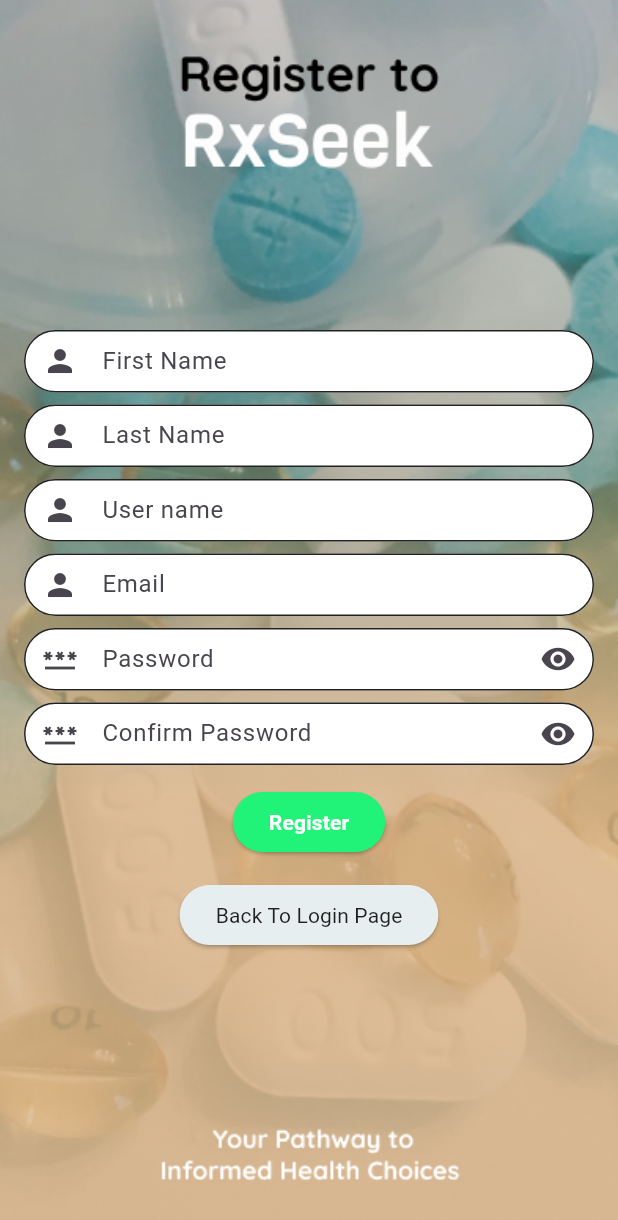
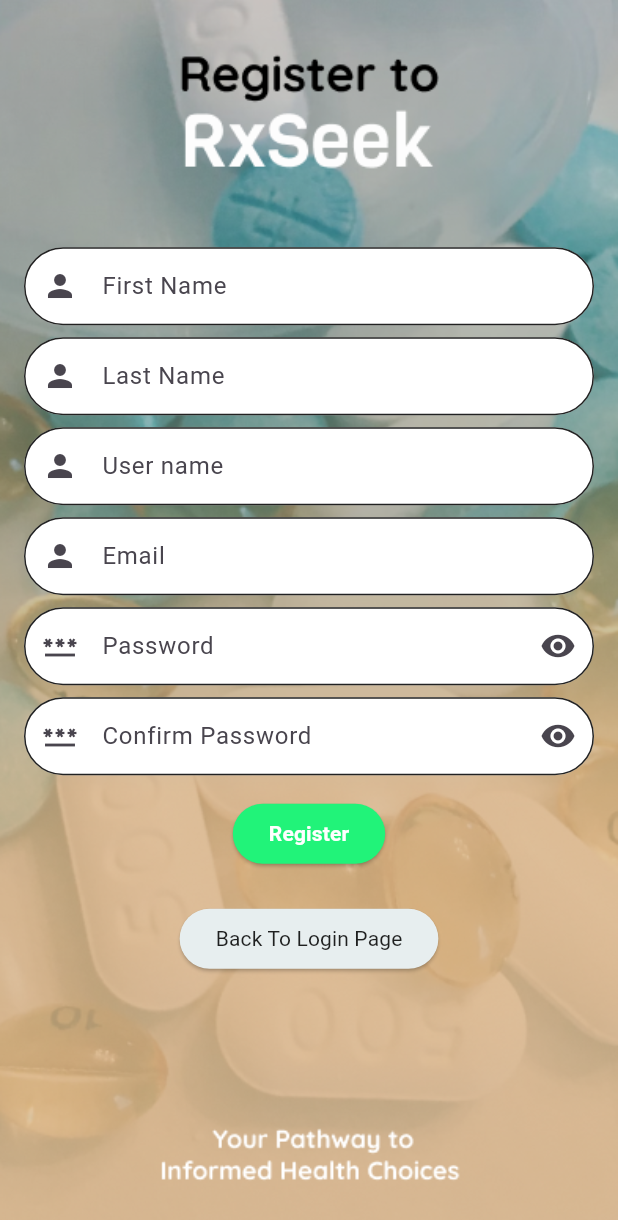
Before and after one commit to Krt-dev/RxSeek_mobile_app_v1, a Flutter app: the screen it shows after launch, after a tap on "No account? Register", on a phone screen of 412 x 824 dp. Shown: the top 1220 px of the screen. Run offline on Flutter 3.47's test engine with Material 3 defaults, Android fonts, the phone set to English and light mode, and no system bars; our stand-ins replace cloud_firestore, firebase_auth, firebase_core, firebase_storage, flutter_slidable, flutter_spinkit and 7 more; missing offline and left inert: dart:ffi, sliding_up_panel2; accounts and stored records are empty.

Commit message:
QOL 5.0
run flutter pub get

```diff
--- a/rxseek_v1/lib/src/screens/auth/login.screen.dart
+++ b/rxseek_v1/lib/src/screens/auth/login.screen.dart
@@ -45,27 +45,32 @@ class _LoginScreenState extends State<LoginScreen> {
   @override
   Widget build(BuildContext context) {
     return Scaffold(
-      resizeToAvoidBottomInset: false,
+      resizeToAvoidBottomInset: true,
       body: SafeArea(
         child: Container(
           decoration: const BoxDecoration(
               image: DecorationImage(
                   image: AssetImage("assets/images/Login_screen.png"),
                   fit: BoxFit.cover)),
-          padding: const EdgeInsets.only(top: 300, left: 16, right: 16),
+          //padding: const EdgeInsets.only(top: 300, left: 16, right: 16),
           child: Form(
             key: formKey,
             child: Column(
               crossAxisAlignment: CrossAxisAlignment.stretch,
               mainAxisSize: MainAxisSize.max,
               children: [
+                Flexible(
+                  flex: 2,
+                  child: Container(),
+                ),
                 Expanded(
+                  flex: 3,
                   child: SingleChildScrollView(
+                    padding: const EdgeInsets.symmetric(horizontal: 16),
                     child: Column(
                       mainAxisSize: MainAxisSize.max,
                       children: [
-                        SafeArea(
-                          child: Container(
+                        Container(
                           padding: const EdgeInsets.only(top: 190),
                           child: TextFormField(
                             decoration: decoration.copyWith(
@@ -88,8 +93,7 @@ class _LoginScreenState extends State<LoginScreen> {
                             focusNode: usernameFn,
                             controller: username,
                             style: const TextStyle(
-                                fontFamily:
-                                    'Quicksand', // Set custom font family
+                              fontFamily: 'Quicksand', // Set custom font family
                               fontSize: 19, // Adjust font size as desired
                               fontWeight:
                                   FontWeight.normal, // Use regular weight
@@ -103,7 +107,6 @@ class _LoginScreenState extends State<LoginScreen> {
                               EmailValidator(
                                   errorText: "Please select a valid email"),
                             ]).call,
-                            ),
                           ),
                         ),
                         const SizedBox(
--- a/rxseek_v1/lib/src/screens/auth/registration.screen.dart
+++ b/rxseek_v1/lib/src/screens/auth/registration.screen.dart
@@ -70,33 +70,39 @@ class _RegistrationScreenState extends State<RegistrationScreen> {
   @override
   Widget build(BuildContext context) {
     return Scaffold(
-      resizeToAvoidBottomInset: false,
+      // Remove resizeToAvoidBottomInset: false
       body: Stack(
         children: [
-          // Positioned.fill(
-          //   child: Image.asset(
-          //     'assets/images/tictacBG.png',
-          //     fit: BoxFit.cover,
-          //   ),
-          // ),
           SafeArea(
             child: Container(
               decoration: const BoxDecoration(
                 image: DecorationImage(
                   image: AssetImage("assets/images/signup screen.png"),
-                      fit: BoxFit.cover)),
-              padding: const EdgeInsets.only(top: 220, left: 16, right: 16),
-              alignment: Alignment.center,
+                  fit: BoxFit.cover,
+                ),
+              ),
+              child: Column(
+                children: [
+                  // Flexible space at top that can shrink when keyboard appears
+                  Flexible(
+                    flex: 1,
+                    child: Container(),
+                  ),
+                  // Form in a scrollable container
+                  Expanded(
+                    flex: 4,
+                    child: SingleChildScrollView(
+                      padding: const EdgeInsets.symmetric(horizontal: 16),
                       child: Form(
                         key: formKey,
                         child: Column(
                           mainAxisSize: MainAxisSize.min,
                           children: [
-                    Flexible(
-                      child: TextFormField(
+                            TextFormField(
                               decoration: decoration.copyWith(
                                 labelText: "First Name",
-                            prefixIcon: const Icon(Icons.person)),
+                                prefixIcon: const Icon(Icons.person),
+                              ),
                               focusNode: nameFn,
                               controller: name,
                               onEditingComplete: () {
@@ -106,15 +112,12 @@ class _RegistrationScreenState extends State<RegistrationScreen> {
                                 RequiredValidator(
                                     errorText: 'Please fill out the Name'),
                                 MaxLengthValidator(32,
-                              errorText: "Name cannot exceed 32 characters"),
+                                    errorText:
+                                        "Name cannot exceed 32 characters"),
                               ]).call,
                             ),
-                    ),
-                    const SizedBox(
-                      height: 8,
-                    ),
-                    Flexible(
-                      child: TextFormField(
+                            const SizedBox(height: 8),
+                            TextFormField(
                               decoration: decoration.copyWith(
                                   labelText: "Last Name",
                                   prefixIcon: const Icon(Icons.person)),
@@ -131,12 +134,8 @@ class _RegistrationScreenState extends State<RegistrationScreen> {
                                         "Last name cannot exceed 32 characters"),
                               ]).call,
                             ),
-                    ),
-                    const SizedBox(
-                      height: 8,
-                    ),
-                    Flexible(
-                      child: TextFormField(
+                            const SizedBox(height: 8),
+                            TextFormField(
                               decoration: decoration.copyWith(
                                   labelText: "User name",
                                   prefixIcon: const Icon(Icons.person)),
@@ -153,12 +152,8 @@ class _RegistrationScreenState extends State<RegistrationScreen> {
                                         "Username cannot exceed 32 characters"),
                               ]).call,
                             ),
-                    ),
-                    const SizedBox(
-                      height: 8,
-                    ),
-                    Flexible(
-                      child: TextFormField(
+                            const SizedBox(height: 8),
+                            TextFormField(
                               decoration: decoration.copyWith(
                                   labelText: "Email",
                                   prefixIcon: const Icon(Icons.person)),
@@ -171,17 +166,14 @@ class _RegistrationScreenState extends State<RegistrationScreen> {
                                 RequiredValidator(
                                     errorText: 'Please fill out the email'),
                                 MaxLengthValidator(32,
-                              errorText: "Email cannot exceed 32 characters"),
+                                    errorText:
+                                        "Email cannot exceed 32 characters"),
                                 EmailValidator(
                                     errorText: "Please select a valid email"),
                               ]).call,
                             ),
-                    ),
-                    const SizedBox(
-                      height: 8,
-                    ),
-                    Flexible(
-                      child: TextFormField(
+                            const SizedBox(height: 8),
+                            TextFormField(
                               keyboardType: TextInputType.visiblePassword,
                               obscureText: obfuscate,
                               decoration: decoration.copyWith(
@@ -200,11 +192,10 @@ class _RegistrationScreenState extends State<RegistrationScreen> {
                               controller: password,
                               onEditingComplete: () {
                                 password2Fn.requestFocus();
-
-                          ///call submit maybe?
                               },
                               validator: MultiValidator([
-                          RequiredValidator(errorText: "Password is required"),
+                                RequiredValidator(
+                                    errorText: "Password is required"),
                                 MinLengthValidator(12,
                                     errorText:
                                         "Password must be at least 12 characters long"),
@@ -217,12 +208,8 @@ class _RegistrationScreenState extends State<RegistrationScreen> {
                                         'Password must contain at least one symbol, one uppercase letter, one lowercase letter, and one number.')
                               ]).call,
                             ),
-                    ),
-                    const SizedBox(
-                      height: 8,
-                    ),
-                    Flexible(
-                      child: TextFormField(
+                            const SizedBox(height: 8),
+                            TextFormField(
                                 keyboardType: TextInputType.visiblePassword,
                                 obscureText: obfuscate,
                                 decoration: decoration.copyWith(
@@ -266,11 +253,11 @@ class _RegistrationScreenState extends State<RegistrationScreen> {
                                     ]).call(v);
                                   }
                                 }),
-                    ),
                             Container(
-                      margin: const EdgeInsets.symmetric(horizontal: 45),
+                              margin: const EdgeInsets.symmetric(
+                                  horizontal: 45, vertical: 8),
                               height: 62,
-                      alignment: Alignment.bottomCenter,
+                              alignment: Alignment.center,
                               child: ElevatedButton(
                                 onPressed: () {
                                   print("registerDebug");
@@ -278,37 +265,46 @@ class _RegistrationScreenState extends State<RegistrationScreen> {
                                 },
                                 style: ButtonStyle(
                                   backgroundColor: WidgetStateProperty.all(
-                              const Color.fromARGB(255, 33, 243, 121)),
+                                    const Color.fromARGB(255, 33, 243, 121),
+                                  ),
                                 ),
                                 child: const Text(
                                   "Register",
                                   style: TextStyle(
-                              color: Colors.white, fontWeight: FontWeight.bold),
+                                    color: Colors.white,
+                                    fontWeight: FontWeight.bold,
+                                  ),
                                 ),
                               ),
                             ),
                             Container(
-                      margin: const EdgeInsets.only(bottom: 190),
+                              margin: const EdgeInsets.only(bottom: 16),
                               height: 62,
-                      alignment: Alignment.bottomCenter,
+                              alignment: Alignment.center,
                               child: ElevatedButton(
                                 onPressed: () {
                                   GlobalRouter.I.router.go(LoginScreen.route);
                                 },
                                 style: ButtonStyle(
                                   backgroundColor: WidgetStateProperty.all(
-                              const Color.fromARGB(255, 231, 238, 239)),
+                                    const Color.fromARGB(255, 231, 238, 239),
+                                  ),
                                 ),
                                 child: const Text(
                                   "Back To Login Page",
                                   style: TextStyle(
                                     color: Colors.black87,
-                              fontWeight: FontWeight.w400),
+                                    fontWeight: FontWeight.w400,
+                                  ),
                                 ),
                               ),
                             ),
                           ],
                         ),
+                      ),
+                    ),
+                  ),
+                ],
               ),
             ),
           ),
--- a/rxseek_v1/lib/src/screens/disclaimer/disclaimer_screen.dart
+++ b/rxseek_v1/lib/src/screens/disclaimer/disclaimer_screen.dart
@@ -41,7 +41,7 @@ class DisclaimerScreen extends StatelessWidget {
             // ),
             const SizedBox(height: 50),
             SizedBox(
-              width: 400, // Set the desired width
+              width: 300, // Set the desired width
               height: 70,
               child: ElevatedButton(
                   style: ButtonStyle(
--- a/rxseek_v1/lib/src/screens/wrapper/wrapperScreen.dart
+++ b/rxseek_v1/lib/src/screens/wrapper/wrapperScreen.dart
@@ -4,6 +4,7 @@ import 'package:rxseek_v1/src/dialogs/waiting_dialog.dart';
 import 'package:rxseek_v1/src/routing/router.dart';
 import 'package:rxseek_v1/src/screens/home/home_screen_final.dart';
 import 'package:rxseek_v1/src/screens/profile/profile_screen.dart';
+import 'package:flutter_svg/flutter_svg.dart';
 
 class HomeWrapper extends StatefulWidget {
   final Widget? child;
@@ -54,27 +55,23 @@ class _HomeWrapperState extends State<HomeWrapper> {
               GlobalRouter.I.router.go(routes[i]);
             });
           },
+          backgroundColor: Colors.white,
+          elevation: 0.0,
           items: [
             BottomNavigationBarItem(
-                icon: Container(
+                icon: SvgPicture.asset(
+                  "assets/images/message_vect.svg", // Path to your SVG asset
                   height: 26,
                   width: 26,
-                  decoration: const BoxDecoration(
-                      image: DecorationImage(
-                          image:
-                              AssetImage("assets/images/messave_nav_icon.png"),
-                          fit: BoxFit.cover)),
+                  fit: BoxFit.cover,
                 ),
                 label: ""),
             BottomNavigationBarItem(
-                icon: Container(
+                icon: SvgPicture.asset(
+                  "assets/images/profile_button_vect.svg", // Path to your SVG asset
                   height: 26,
                   width: 26,
-                  decoration: const BoxDecoration(
-                      image: DecorationImage(
-                          image:
-                              AssetImage("assets/images/profile_nav_icon.png"),
-                          fit: BoxFit.cover)),
+                  fit: BoxFit.cover,
                 ),
                 label: ""),
           ],
--- a/rxseek_v1/pubspec.yaml
+++ b/rxseek_v1/pubspec.yaml
@@ -49,6 +49,7 @@ dependencies:
   firebase_storage: ^12.3.4
   image_picker: ^1.1.2
   cached_network_image: ^3.4.1
+  flutter_svg: ^2.0.3
 dev_dependencies:
   flutter_test:
     sdk: flutter
```
Also changed, not shown: rxseek_v1/assets/images/message_vect.svg (added), rxseek_v1/assets/images/profile_button_vect.svg (added), rxseek_v1/pubspec.lock. Lines whose indentation alone changed are shown as unchanged.
